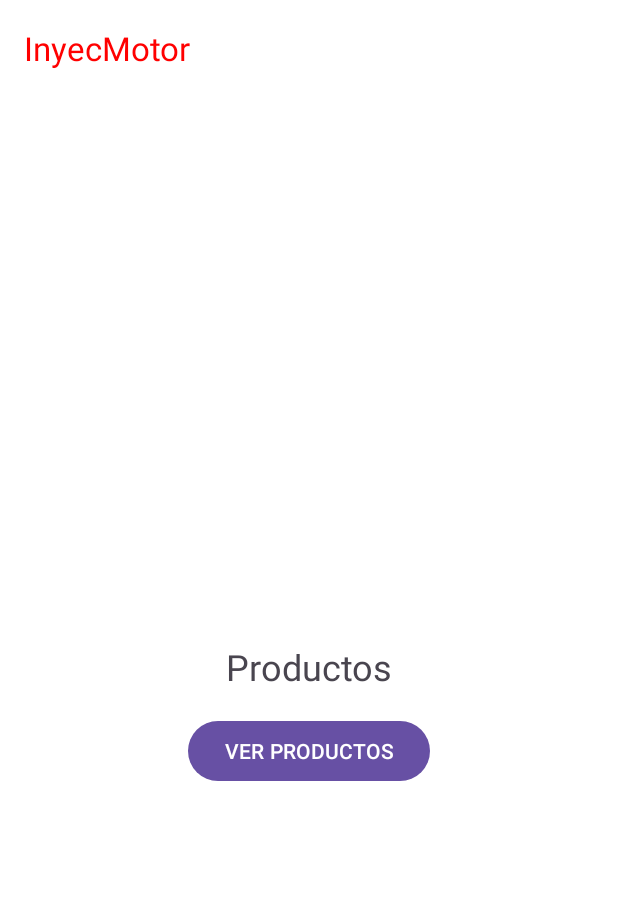
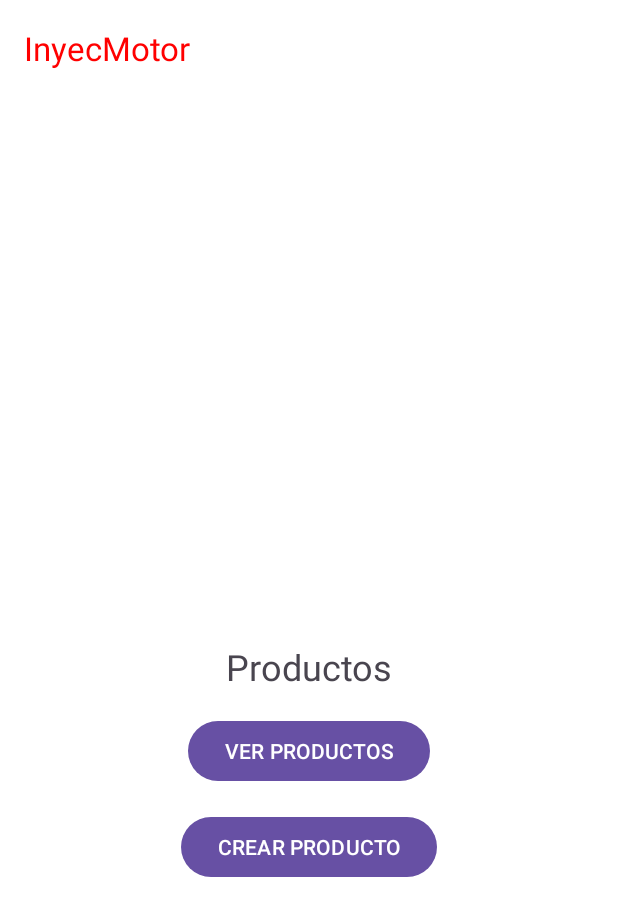
Before and after one commit to Deniseaes/InyecMotorUniendo, an Android app: the fragment ProductosFragment placed in its activity, on a phone screen of 412 x 824 dp. Shown: the top 916 px of the screen. Run offline under Robolectric (Android 15) with nearby library versions, the phone set to English and light mode, and no system bars; libraries missing offline, so code that uses them is left out: com.yarolegovich.slidingrootnav; 2 statements that could not run were skipped.

Commit message:
Juntado lo de facu con los nuestro, este es el que se entrega

```diff
--- a/app/src/main/AndroidManifest.xml
+++ b/app/src/main/AndroidManifest.xml
@@ -18,6 +18,7 @@
         android:networkSecurityConfig="@xml/network_security_config"
         tools:targetApi="31">
         <activity android:name=".productos.ProductosActivity"></activity>
+        <activity android:name=".crearProducto.CrearProductoActivity"></activity>
         <activity android:name=".marcas.MarcasActivity" />
         <activity android:name=".proveedores.ProveedoresActivity"/>
         <activity android:name=".modelos.ModelosActivity" />
--- a/app/src/main/java/front/inyecmotor/ApiService.java
+++ b/app/src/main/java/front/inyecmotor/ApiService.java
@@ -2,6 +2,8 @@ package front.inyecmotor;
 
 import java.util.List;
 
+import front.inyecmotor.crearProducto.MarcaDTO;
+import front.inyecmotor.crearProducto.ModeloDTO;
 import front.inyecmotor.crearProducto.ProductoCreate;
 import front.inyecmotor.crearProducto.ProveedorDTO;
 import front.inyecmotor.crearProducto.TipoDTO;
@@ -28,8 +30,13 @@ public interface ApiService {
     @GET("/tipo/all")
     Call<List<TipoDTO>> getTipos(); // Define el nuevo endpoint para obtener las tipos
 
+    /* para ver las marcas*/
     @GET("/marca/all")
     Call<List<Marca>> getMarcas();
+
+    /* para crear producto*/
+    @GET("/marca/all")
+    Call<List<MarcaDTO>> getMarcasDTO();
 
     @PATCH("/marca/editar")
     Call<Marca> editarMarca(@Body Marca marca);
@@ -37,11 +44,17 @@ public interface ApiService {
     @GET("/modelo/all")
     Call<List<Modelo>> getModelos();
 
+    @GET("/modelo/all")
+    Call<List<ModeloDTO>> getModelosDTO();
+
     @PATCH("/modelo/editar")
     Call<Modelo> editarModelo(@Body Modelo modelo);
 
     @GET("/proveedor/all")
-    Call<List<ProveedorDTO>> getProveedores();
+    Call<List<Proveedor>> getProveedores();
+
+    @GET("/proveedor/all")
+    Call<List<ProveedorDTO>> getProveedoresDTO();
 
     @PATCH("/proveedor/editar")
     Call<Proveedor> editarProveedor(@Body Proveedor proveedor);
--- a/app/src/main/java/front/inyecmotor/marcas/MarcaAdapter.java
+++ b/app/src/main/java/front/inyecmotor/marcas/MarcaAdapter.java
@@ -28,7 +28,7 @@ import retrofit2.converter.gson.GsonConverterFactory;
 public class MarcaAdapter extends RecyclerView.Adapter<MarcaAdapter.MarcaViewHolder> {
     private List<Marca> marcas;
     private Context context;
-    private static final String BASE_URL = "http://192.168.0.106:8080"; // Cambia a la URL de tu servidor
+    private static final String BASE_URL = "http://192.168.1.3:8080"; // Cambia a la URL de tu servidor
     private static final String TAG = "MarcaAdapter"; // Tag para los logs
 
     public MarcaAdapter(List<Marca> marcas, Context context) {
--- a/app/src/main/java/front/inyecmotor/marcas/MarcasFragment.java
+++ b/app/src/main/java/front/inyecmotor/marcas/MarcasFragment.java
@@ -2,6 +2,7 @@ package front.inyecmotor.marcas;
 
 import android.content.Intent;
 import android.os.Bundle;
+import android.os.Parcelable;
 import android.view.LayoutInflater;
 import android.view.View;
 import android.view.ViewGroup;
@@ -32,7 +33,7 @@ public class MarcasFragment extends Fragment {
     private ApiService apiService;
     private Button btnGetMarcas;
 
-    private static final String BASE_URL = "http://192.168.0.106:8080"; // Cambia a la URL de tu servidor
+    private static final String BASE_URL = "http://192.168.1.3:8080"; // Cambia a la URL de tu servidor
 
     @Nullable
     @Override
@@ -80,7 +81,7 @@ public class MarcasFragment extends Fragment {
 
     private void abrirMarcasActivity(List<Marca> marcas) {
         Intent intent = new Intent(getContext(), MarcasActivity.class);
-        intent.putParcelableArrayListExtra("marcas", new ArrayList<>(marcas));
+        intent.putParcelableArrayListExtra("marcas", (ArrayList<? extends Parcelable>) new ArrayList<>(marcas));
         startActivity(intent);
     }
 }
--- a/app/src/main/java/front/inyecmotor/modelos/ModeloAdapter.java
+++ b/app/src/main/java/front/inyecmotor/modelos/ModeloAdapter.java
@@ -28,7 +28,7 @@ import retrofit2.converter.gson.GsonConverterFactory;
 public class ModeloAdapter extends RecyclerView.Adapter<ModeloAdapter.ModeloViewHolder> {
     private List<Modelo> modelos;
     private Context context;
-    private static final String BASE_URL = "http://192.168.0.106:8080"; // Cambia a la URL de tu servidor
+    private static final String BASE_URL = "http://192.168.1.3:8080"; // Cambia a la URL de tu servidor
     private static final String TAG = "ModeloAdapter"; // Tag para los logs
 
     public ModeloAdapter(List<Modelo> modelos, Context context) {
@@ -84,14 +84,12 @@ public class ModeloAdapter extends RecyclerView.Adapter<ModeloAdapter.ModeloView
         EditText etAnio = viewInflated.findViewById(R.id.etAnio);
         EditText etMotorLitros = viewInflated.findViewById(R.id.etMotorLitros);
         EditText etMotorTipo = viewInflated.findViewById(R.id.etMotorTipo);
-        EditText etMarcaId = viewInflated.findViewById(R.id.etMarcaId);
 
         // Setear valores iniciales del modelo
         etNombre.setText(modelo.getNombre());
         etAnio.setText(String.valueOf(modelo.getAnio()));
         etMotorLitros.setText(String.valueOf(modelo.getMotorLitros()));
         etMotorTipo.setText(modelo.getMotorTipo());
-        etMarcaId.setText(String.valueOf(modelo.getMarcaId()));
 
         builder.setPositiveButton("Guardar", (dialog, which) -> {
             try {
@@ -100,7 +98,6 @@ public class ModeloAdapter extends RecyclerView.Adapter<ModeloAdapter.ModeloView
                 modelo.setAnio(Integer.parseInt(etAnio.getText().toString()));
                 modelo.setMotorLitros(Double.parseDouble(etMotorLitros.getText().toString()));
                 modelo.setMotorTipo(etMotorTipo.getText().toString());
-                modelo.setMarcaId(Long.parseLong(etMarcaId.getText().toString()));
 
                 // Enviar los datos editados al servidor
                 enviarDatosModelo(modelo);
--- a/app/src/main/java/front/inyecmotor/modelos/ModelosFragment.java
+++ b/app/src/main/java/front/inyecmotor/modelos/ModelosFragment.java
@@ -26,7 +26,7 @@ import retrofit2.converter.gson.GsonConverterFactory;
 
 public class ModelosFragment extends Fragment {
 
-    private static final String BASE_URL = "http://192.168.0.106:8080"; // Cambia a la URL de tu servidor
+    private static final String BASE_URL = "http://192.168.1.3:8080"; // Cambia a la URL de tu servidor
 
     @Nullable
     @Override
--- a/app/src/main/java/front/inyecmotor/productos/ProductoAdapter.java
+++ b/app/src/main/java/front/inyecmotor/productos/ProductoAdapter.java
@@ -28,7 +28,7 @@ import retrofit2.converter.gson.GsonConverterFactory;
 public class ProductoAdapter extends RecyclerView.Adapter<ProductoAdapter.ProductoViewHolder> {
     private List<Producto> productos;
     private Context context;
-    private static final String BASE_URL = "http://192.168.0.106:8080"; // Cambia a la URL de tu servidor
+    private static final String BASE_URL = "http://192.168.1.3:8080"; // Cambia a la URL de tu servidor
     private static final String TAG = "ProductoAdapter"; // Tag para los logs
 
     public ProductoAdapter(List<Producto> productos, Context context) {
--- a/app/src/main/java/front/inyecmotor/productos/ProductosFragment.java
+++ b/app/src/main/java/front/inyecmotor/productos/ProductosFragment.java
@@ -18,6 +18,7 @@ import java.util.List;
 
 import front.inyecmotor.ApiService;
 import front.inyecmotor.R;
+import front.inyecmotor.crearProducto.CrearProductoActivity;
 import retrofit2.Call;
 import retrofit2.Callback;
 import retrofit2.Response;
@@ -26,7 +27,7 @@ import retrofit2.converter.gson.GsonConverterFactory;
 
 public class ProductosFragment extends Fragment {
 
-    private static final String BASE_URL = "http://192.168.0.106:8080"; // Cambia a la URL de tu servidor
+    private static final String BASE_URL = "http://192.168.1.3:8080"; // Cambia a la URL de tu servidor
 
     @Nullable
     @Override
@@ -42,6 +43,19 @@ public class ProductosFragment extends Fragment {
                 }
             });
         }
+
+        Button btnCrearProducto = view.findViewById(R.id.btnCrearProducto);
+        btnCrearProducto.setOnClickListener(new View.OnClickListener() {
+            @Override
+            public void onClick(View v) {
+                try {
+                    // Crear el Intent para iniciar el Activity
+                    Intent intent = new Intent(getActivity(), CrearProductoActivity.class);
+                    startActivity(intent);
+                }catch (Exception e){Log.e("Error", "Error: " + e.getMessage());}
+
+            }
+        });
 
         return view;
     }
--- a/app/src/main/java/front/inyecmotor/proveedores/ProveedorAdapter.java
+++ b/app/src/main/java/front/inyecmotor/proveedores/ProveedorAdapter.java
@@ -28,7 +28,7 @@ import retrofit2.converter.gson.GsonConverterFactory;
 public class ProveedorAdapter extends RecyclerView.Adapter<ProveedorAdapter.ProveedorViewHolder> {
     private List<Proveedor> proveedores;
     private Context context;
-    private static final String BASE_URL = "http://192.168.0.106:8080";
+    private static final String BASE_URL = "http://192.168.1.3:8080";
     private static final String TAG = "ProveedorAdapter";
 
     public ProveedorAdapter(List<Proveedor> proveedores, Context context) {
--- a/app/src/main/java/front/inyecmotor/proveedores/ProveedoresFragment.java
+++ b/app/src/main/java/front/inyecmotor/proveedores/ProveedoresFragment.java
@@ -26,7 +26,7 @@ import retrofit2.converter.gson.GsonConverterFactory;
 
 public class ProveedoresFragment extends Fragment {
 
-    private static final String BASE_URL = "http://192.168.0.106:8080"; // Cambia a la URL de tu servidor
+    private static final String BASE_URL = "http://192.168.1.3:8080"; // Cambia a la URL de tu servidor
     private static final String TAG = "ProveedoresFragment"; // Tag para los logs
 
     @Nullable
--- a/app/src/main/res/layout/item_producto.xml
+++ b/app/src/main/res/layout/item_producto.xml
@@ -25,7 +25,6 @@
         android:id="@+id/btnVerDetalle"
         android:layout_width="wrap_content"
         android:layout_height="wrap_content"
-        android:text="Ver detalle"
-        style="@style/MyButtonStyle"/>
+        android:text="Ver detalle"/>
 
 </LinearLayout>
--- a/app/src/main/res/layout/productos_fragment.xml
+++ b/app/src/main/res/layout/productos_fragment.xml
@@ -29,5 +29,17 @@
         app:layout_constraintStart_toStartOf="parent"
         app:layout_constraintEnd_toEndOf="parent" />
 
+    <Button
+        android:id="@+id/btnCrearProducto"
+        android:layout_width="wrap_content"
+        android:layout_height="wrap_content"
+        android:layout_marginStart="32dp"
+        android:layout_marginTop="16dp"
+        android:layout_marginEnd="32dp"
+        android:text="CREAR PRODUCTO"
+        app:layout_constraintTop_toBottomOf="@id/getProductos"
+        app:layout_constraintStart_toStartOf="parent"
+        app:layout_constraintEnd_toEndOf="parent" />
+
 
 </androidx.constraintlayout.widget.ConstraintLayout>
--- a/app/src/main/res/xml/network_security_config.xml
+++ b/app/src/main/res/xml/network_security_config.xml
@@ -3,8 +3,10 @@
     <domain-config cleartextTrafficPermitted="true">
         <domain includeSubdomains="true">localhost</domain>
         <domain includeSubdomains="true">127.0.0.1</domain>
+        <domain includeSubdomains="true">192.168.1.3</domain>
         <domain includeSubdomains="true">192.168.0.106</domain>
         <domain includeSubdomains="true">192.168.0.106:8080</domain>
+        <domain includeSubdomains="true">192.168.1.3:8080</domain>
         <domain includeSubdomains="true">10.0.2.2</domain>
         <domain includeSubdomains="true">10.0.2.2:8080</domain>
 
```
Also changed, not shown: app/src/main/java/front/inyecmotor/crearProducto/CrearProductoActivity.java (+5 -6 lines), app/src/main/java/front/inyecmotor/modelos/Modelo.java (+20 -33 lines), app/src/main/res/layout/activity_crear_producto.xml (+10 -14 lines), app/src/main/res/layout/modelos_detalle.xml (+0 -17 lines).
